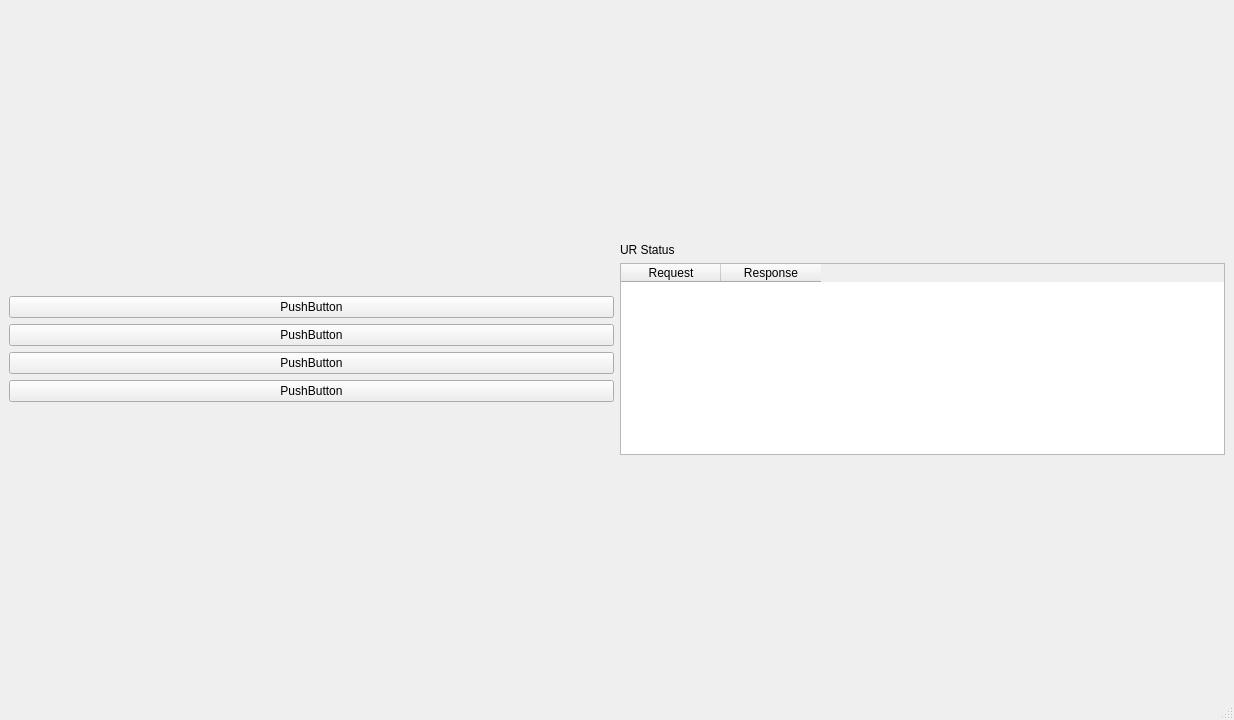
This is ui/drt_ur.ui in NASA-JSC-Robotics/drt_ur_gui as Qt 5 draws it before an edit. The edited form follows.
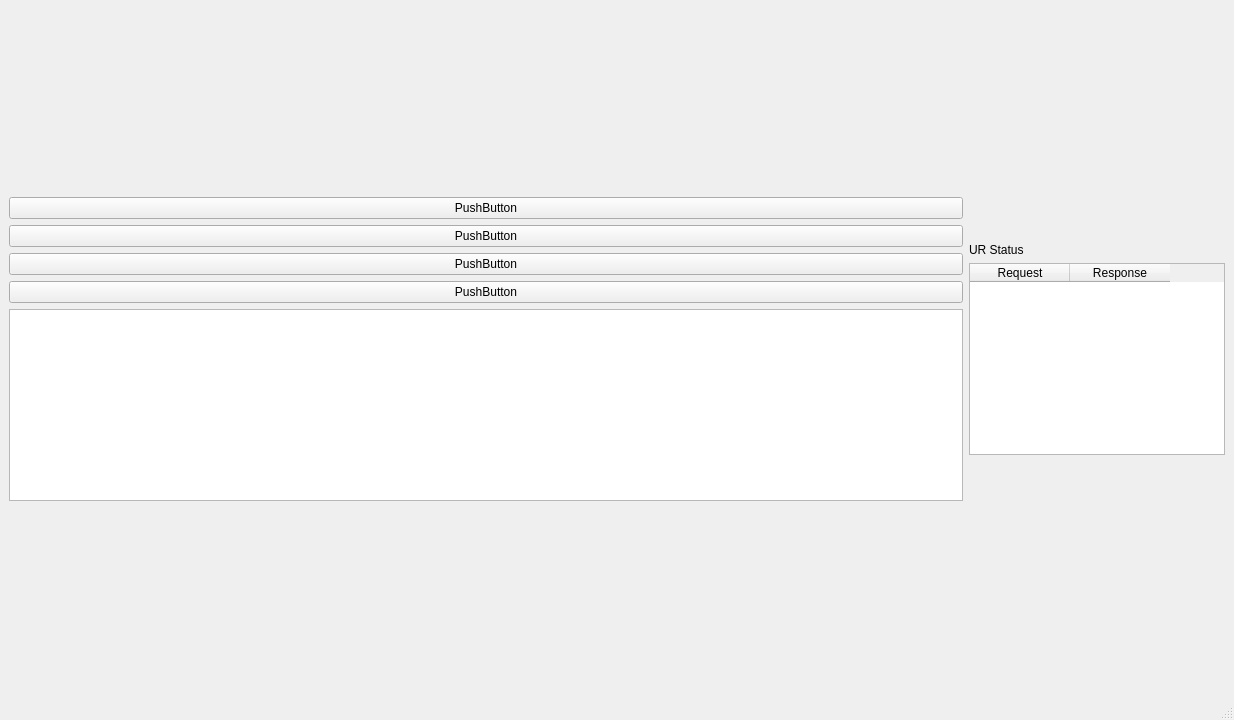
This is the edited form.

Commit message: added text box and style sheet, put button service responses into text box

The edit to the form file:
```diff
--- a/ui/drt_ur.ui
+++ b/ui/drt_ur.ui
@@ -58,6 +58,13 @@
         </property>
        </widget>
       </item>
+      <item>
+       <widget class="QPlainTextEdit" name="textEditor">
+        <property name="ReadOnly">
+         <bool>true</bool>
+        </property>
+       </widget>
+      </item>
       <item>
        <spacer name="verticalSpacer_2">
         <property name="orientation">
```
Left out of the diff: 2 changed lines with no effect on the pictures. The commit also changes 1 other file.
